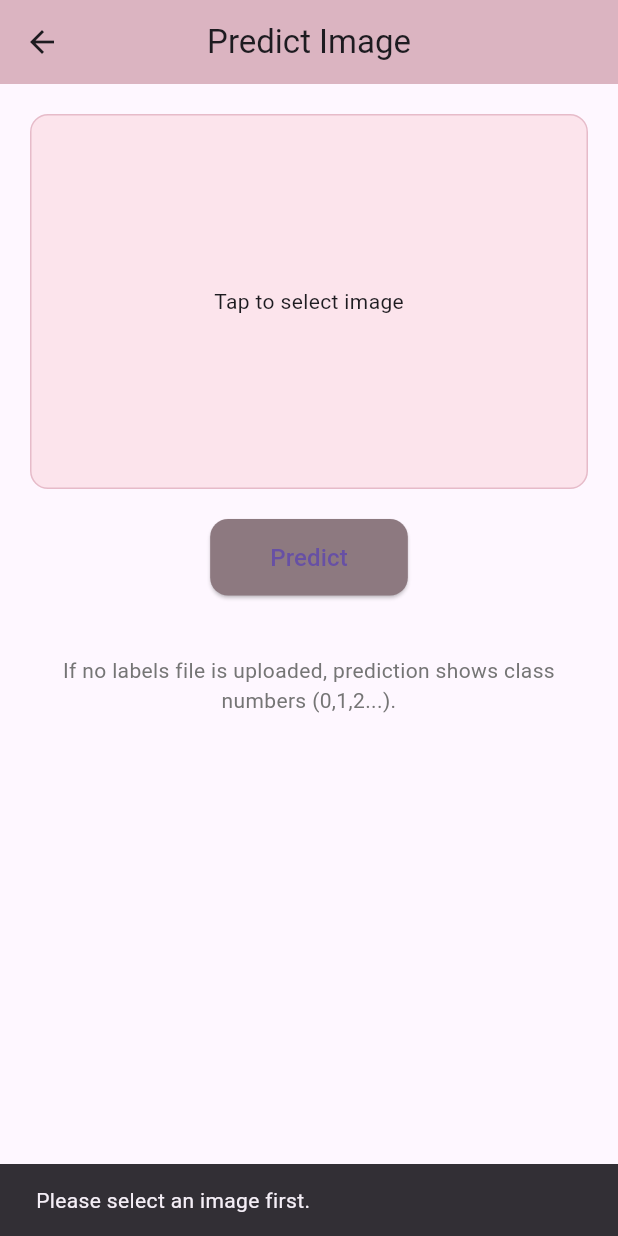
After one commit to madhujasingh/cloud-model-runner-app, a Flutter app: the PredictPage screen opened directly, after a tap on "Predict", on a phone screen of 412 x 824 dp. The commit adds this screen. Run offline on Flutter 3.47's test engine with Material 3 defaults, Android fonts, the light colour scheme and no system bars; our stand-ins replace file_picker, firebase_core, firebase_storage, image_picker; accounts and stored records are empty.

Commit message:
updated frontend

```diff
--- a/lib/main.dart
+++ b/lib/main.dart
@@ -29,7 +29,7 @@ class HomeScreen extends StatelessWidget {
           mainAxisAlignment: MainAxisAlignment.center,
           children: [
             ElevatedButton(
-              style: ElevatedButton.styleFrom(backgroundColor: Colors.pinkAccent),
+              style: ElevatedButton.styleFrom(backgroundColor: const Color.fromARGB(255, 219, 180, 193)),
               child: Text("Upload Model"),
               onPressed: () {
                 Navigator.push(
@@ -40,7 +40,7 @@ class HomeScreen extends StatelessWidget {
             ),
             SizedBox(height: 20),
             ElevatedButton(
-              style: ElevatedButton.styleFrom(backgroundColor: Colors.pinkAccent),
+              style: ElevatedButton.styleFrom(backgroundColor: const Color.fromARGB(255, 219, 180, 193)),
               child: Text("Predict Image"),
               onPressed: () {
                 Navigator.push(
--- /dev/null
+++ b/lib/predict_page.dart
@@ -0,0 +1,164 @@
+import 'dart:convert';
+import 'dart:io';
+import 'package:flutter/material.dart';
+import 'package:image_picker/image_picker.dart';
+import 'package:http/http.dart' as http;
+
+import 'upload_model_page.dart';
+
+class PredictPage extends StatefulWidget {
+  const PredictPage({super.key});
+
+  @override
+  State<PredictPage> createState() => _PredictPageState();
+}
+
+class _PredictPageState extends State<PredictPage> {
+  File? imageFile;
+  String? predictionResult;
+  bool loading = false;
+
+  // Backend endpoint on Render
+  final String backendUrl = "https://cloud-model-runner-app.onrender.com/predict";
+
+  Future pickImage() async {
+    final picked = await ImagePicker().pickImage(source: ImageSource.gallery);
+
+    if (picked != null) {
+      setState(() {
+        imageFile = File(picked.path);
+        predictionResult = null;
+      });
+    }
+  }
+
+  Future predictImage() async {
+    if (imageFile == null) {
+      ScaffoldMessenger.of(context).showSnackBar(
+        SnackBar(content: Text("Please select an image first.")),
+      );
+      return;
+    }
+
+    if (UploadModelPage.uploadedModelUrl.isEmpty) {
+      ScaffoldMessenger.of(context).showSnackBar(
+        SnackBar(content: Text("Please upload a model first.")),
+      );
+      return;
+    }
+
+    setState(() {
+      loading = true;
+      predictionResult = null;
+    });
+
+    try {
+      var request = http.MultipartRequest("POST", Uri.parse(backendUrl));
+
+      // REQUIRED
+      request.fields["model_url"] = UploadModelPage.uploadedModelUrl;
+
+      // OPTIONAL
+      if (UploadModelPage.uploadedLabelsUrl != null) {
+        request.fields["labels_url"] = UploadModelPage.uploadedLabelsUrl!;
+      }
+
+      // IMAGE file
+      request.files.add(await http.MultipartFile.fromPath(
+        "image",
+        imageFile!.path,
+      ));
+
+      var response = await request.send();
+      var responseBody = await response.stream.bytesToString();
+
+      var data = json.decode(responseBody);
+
+      setState(() {
+        predictionResult = jsonEncode(data, toEncodable: (object) => object.toString());
+      });
+    } catch (e) {
+      setState(() {
+        predictionResult = "Error: $e";
+      });
+    }
+
+    setState(() {
+      loading = false;
+    });
+  }
+
+  @override
+  Widget build(BuildContext context) {
+    return Scaffold(
+      appBar: AppBar(
+        title: Text("Predict Image"),
+        backgroundColor: const Color.fromARGB(255, 219, 180, 193),
+        centerTitle: true,
+      ),
+      body: SingleChildScrollView(
+        padding: EdgeInsets.all(20),
+        child: Column(
+          children: [
+            // IMAGE PICKER
+            GestureDetector(
+              onTap: pickImage,
+              child: Container(
+                height: 250,
+                decoration: BoxDecoration(
+                  color: Colors.pink.shade50,
+                  borderRadius: BorderRadius.circular(12),
+                  border: Border.all(color: const Color.fromARGB(255, 230, 187, 201)),
+                ),
+                child: imageFile == null
+                    ? Center(child: Text("Tap to select image"))
+                    : ClipRRect(
+                        borderRadius: BorderRadius.circular(12),
+                        child: Image.file(imageFile!, fit: BoxFit.cover),
+                      ),
+              ),
+            ),
+
+            SizedBox(height: 20),
+
+            ElevatedButton(
+              onPressed: predictImage,
+              style: ElevatedButton.styleFrom(
+                backgroundColor: const Color.fromARGB(255, 141, 121, 128),
+                padding: EdgeInsets.symmetric(horizontal: 40, vertical: 14),
+                shape: RoundedRectangleBorder(borderRadius: BorderRadius.circular(12)),
+              ),
+              child: Text("Predict", style: TextStyle(fontSize: 16)),
+            ),
+
+            SizedBox(height: 20),
+
+            if (loading) CircularProgressIndicator(),
+
+            if (predictionResult != null)
+              Container(
+                padding: EdgeInsets.all(16),
+                decoration: BoxDecoration(
+                  color: Colors.green.shade50,
+                  borderRadius: BorderRadius.circular(12),
+                ),
+                child: Text(
+                  "Result:\n$predictionResult",
+                  style: TextStyle(fontSize: 16),
+                ),
+              ),
+
+            SizedBox(height: 20),
+
+            // INFO
+            Text(
+              "If no labels file is uploaded, prediction shows class numbers (0,1,2...).",
+              textAlign: TextAlign.center,
+              style: TextStyle(color: Colors.grey[600]),
+            ),
+          ],
+        ),
+      ),
+    );
+  }
+}
```
